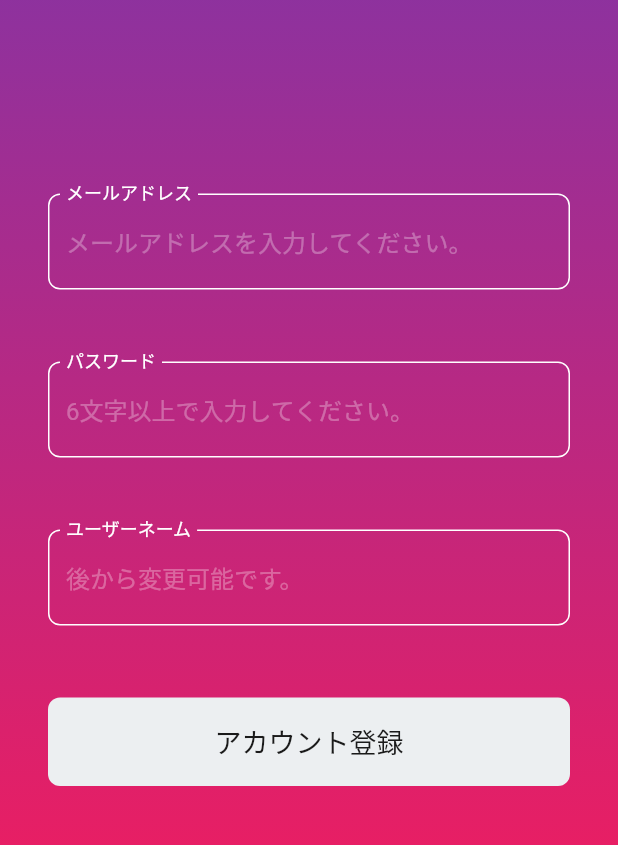
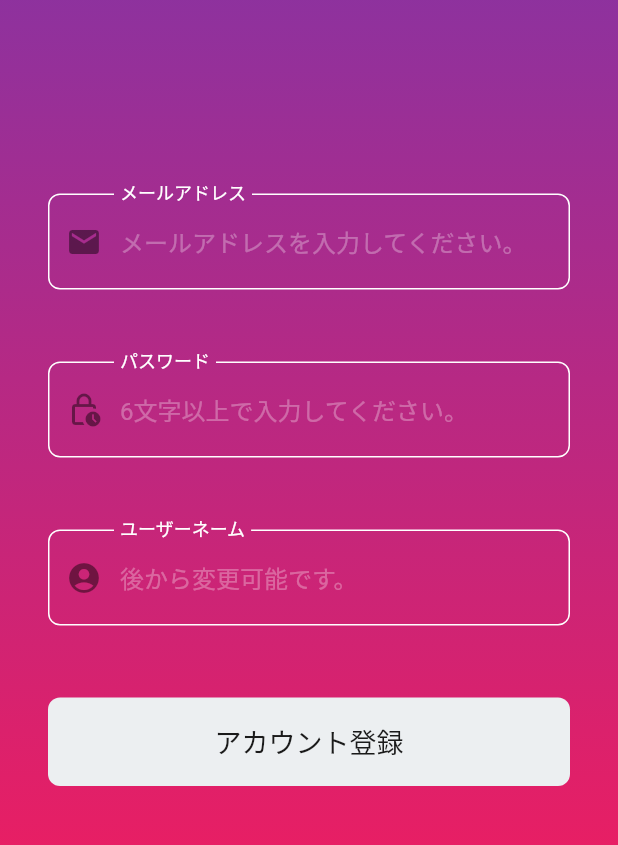
Before and after one commit to HayatoTomonari/infinity, a Flutter app: the SignUpPage screen opened directly, on a phone screen of 412 x 824 dp, the part 372-1217 px from its top. Run offline on Flutter 3.47's test engine with Material 2 defaults, Android fonts, the phone set to English and light mode, and no system bars; our stand-ins replace cloud_firestore, firebase_auth, firebase_core, fluttertoast, freezed_annotation, get and 1 more; accounts and stored records are empty.

Commit message:
Task:テキストフィールドにアイコンを付与。

```diff
--- a/lib/components/custom_text_field.dart
+++ b/lib/components/custom_text_field.dart
@@ -6,13 +6,15 @@ class CustomTextField extends StatelessWidget {
   final String hintText;
   final bool obscureText;
   final Function onChangedFunction;
+  final IconData icon;
 
   const CustomTextField(
       {Key? key,
       required this.labelText,
       required this.hintText,
       required this.obscureText,
-      required this.onChangedFunction})
+      required this.onChangedFunction,
+      required this.icon})
       : super(key: key);
 
   @override
@@ -20,6 +22,8 @@ class CustomTextField extends StatelessWidget {
     return TextField(
       style: const TextStyle(color: ConstantsColor.kTextColor),
       decoration: InputDecoration(
+        prefixIcon: Icon(icon),
+        iconColor: ConstantsColor.kIconColor,
         labelText: labelText,
         labelStyle: const TextStyle(color: ConstantsColor.kFocusColor),
         hintText: hintText,
--- a/lib/pages/signin_form.dart
+++ b/lib/pages/signin_form.dart
@@ -18,6 +18,7 @@ class SignIn extends StatelessWidget {
           hintText: 'メールアドレスを入力してください。',
           obscureText: false,
           onChangedFunction: (String value) => email = value,
+          icon: Icons.mail,
         ),
         const SizedBox(height: 48),
         CustomTextField(
@@ -25,6 +26,7 @@ class SignIn extends StatelessWidget {
           hintText: 'パスワードを入力してください。',
           obscureText: true,
           onChangedFunction: (String value) => password = value,
+          icon: Icons.lock_clock_outlined,
         ),
         const SizedBox(height: 4),
         Row(
--- a/lib/pages/signup_form.dart
+++ b/lib/pages/signup_form.dart
@@ -18,6 +18,7 @@ class SignUpForm extends StatelessWidget {
           hintText: 'メールアドレスを入力してください。',
           obscureText: false,
           onChangedFunction: (String value) => email = value,
+          icon: Icons.mail,
         ),
         const SizedBox(height: 48),
         CustomTextField(
@@ -25,6 +26,7 @@ class SignUpForm extends StatelessWidget {
           hintText: '6文字以上で入力してください。',
           obscureText: true,
           onChangedFunction: (String value) => password = value,
+          icon: Icons.lock_clock_outlined
         ),
         const SizedBox(height: 48),
         CustomTextField(
@@ -32,6 +34,7 @@ class SignUpForm extends StatelessWidget {
           hintText: '後から変更可能です。',
           obscureText: false,
           onChangedFunction: (String value) => userName = value,
+          icon: Icons.account_circle,
         ),
         const SizedBox(height: 48),
         SizedBox(
```
